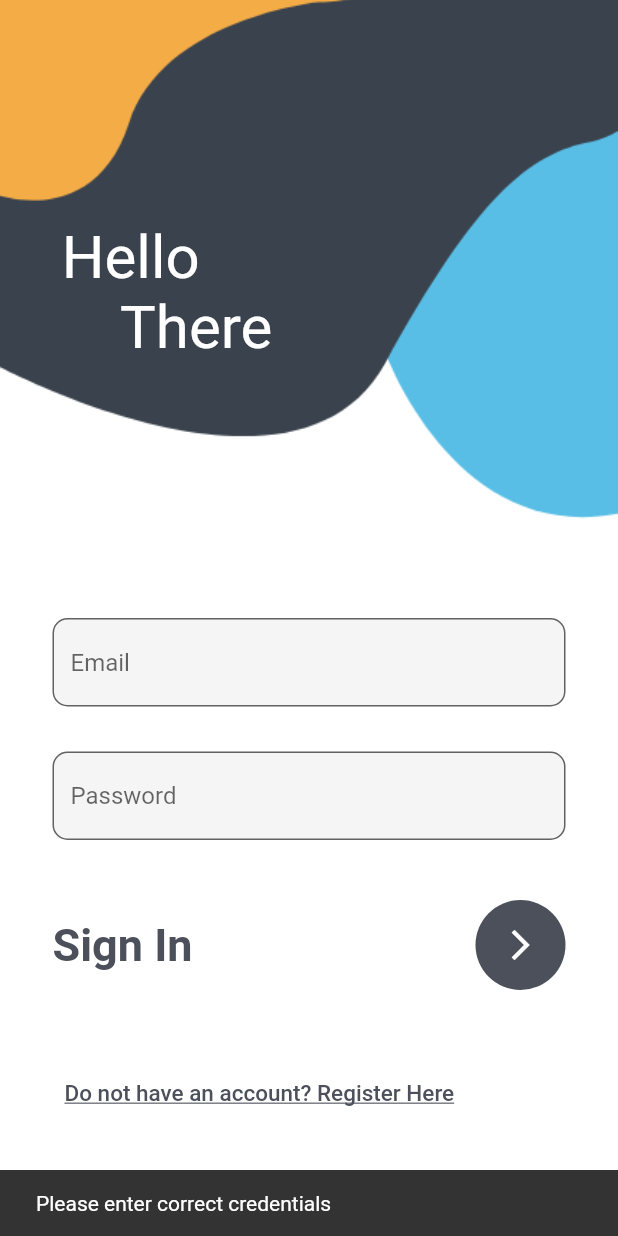
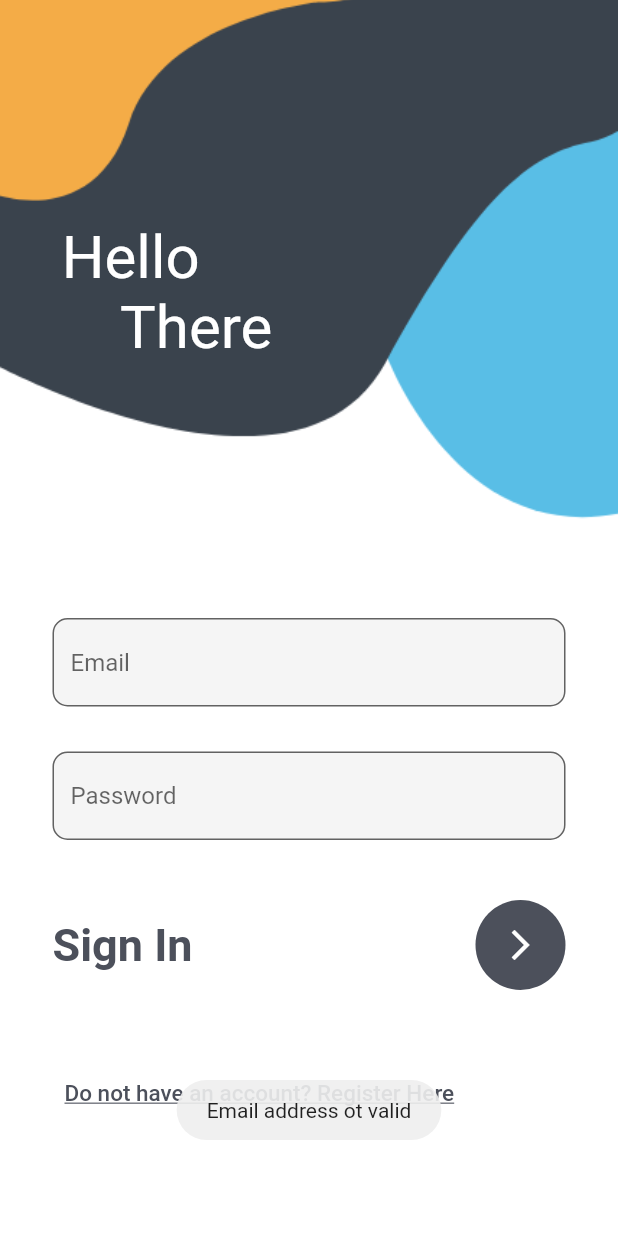
Before and after one commit to atharva009/ether-rider, a Flutter app: the screen it shows after launch, after a tap on the "arrow forward ios" icon, on a phone screen of 412 x 824 dp. Run offline on Flutter 3.47's test engine with Material 2 defaults, Android fonts, the phone set to English and light mode, and no system bars; our stand-ins replace firebase_auth, firebase_core, firebase_database, fluttertoast, geolocator, google_maps_flutter; accounts and stored records are empty.

Commit message:
db update1

```diff
--- a/lib/Screens/Login.dart
+++ b/lib/Screens/Login.dart
@@ -1,6 +1,11 @@
+import 'package:ether_rider/Screens/Register.dart';
 import 'package:ether_rider/Widgets/ProgressDialog.dart';
+import 'package:ether_rider/main.dart';
+import 'package:firebase_auth/firebase_auth.dart';
+import 'package:firebase_database/firebase_database.dart';
 import 'package:flutter/material.dart';
 import 'package:ether_rider/Services/AuthenticationService.dart';
+import 'package:fluttertoast/fluttertoast.dart';
 
 class Login extends StatefulWidget {
   const Login({Key? key}) : super(key: key);
@@ -88,8 +93,15 @@ class _LoginState extends State<Login> {
                                 child: IconButton(
                                     color: Colors.white,
                                     onPressed: () {
-                                      if (_key.currentState!.validate()) {
-                                        signInUser();
+
+                                      if(!_emailController.text.contains("@")){
+                                        displayToastMessage("Email address ot valid", context);
+                                      }
+                                      else if(_passwordController.text.isEmpty){
+                                        displayToastMessage("Password is mandatory", context);
+                                      }
+                                      else{
+                                      loginAndAuthenticateUser(context);
                                       }
                                     },
                                     icon: Icon(Icons.arrow_forward_ios)),
@@ -128,32 +140,76 @@ class _LoginState extends State<Login> {
     );
   }
 
-  void signInUser() async {
-    showDialog(
-        context: context,
-        barrierDismissible: false,
-        builder: (BuildContext context) {
-          return ProgressDialog(message: "Authenticating, Please wait...");
+  final FirebaseAuth _firebaseAuth = FirebaseAuth.instance;
+  void loginAndAuthenticateUser(BuildContext context) async{
+
+    final User? firebaseUser = (await _firebaseAuth.signInWithEmailAndPassword(
+      email: _emailController.text,
+    password: _passwordController.text
+    ).catchError((errMsg){
+      displayToastMessage("Error. "+ errMsg.toString(), context);
+    })).user;
+
+    if(firebaseUser != null)    //user created
+      {
+        //save user info to database
+
+
+        usersRef.child(firebaseUser.uid).once().then((DataSnapshot snap){
+          if(snap.value != null){
+            Navigator.pushNamed(context, 'userRole');
+            displayToastMessage("Logged In", context);
+          }
+          else{
+            _firebaseAuth.signOut();
+            displayToastMessage("Account Doesn't Exist.", context);
+          }
         });
 
-    dynamic authResult =
-        await _auth.loginUser(_emailController.text, _passwordController.text);
 
-    if (authResult == null) {
-      Navigator.pop(context);
-      //print('Sign in error');
-      ScaffoldMessenger.of(context).showSnackBar(SnackBar(
-        content: Text("Please enter correct credentials"),
-      ));
-    } else {
-      _emailController.clear();
-      _passwordController.clear();
 
-      ScaffoldMessenger.of(context).showSnackBar(SnackBar(
-        content: Text("Login Successful"),
-      ));
 
-      Navigator.pushNamed(context, 'userRole');
-    }
+      }
+      else
+      {
+        Navigator.pop(context);
+
+        // error occurred display error
+        displayToastMessage("Error Occured", context);
+      }
+
   }
+  displayToastMessage(String message, BuildContext context){
+
+      Fluttertoast.showToast(msg: message);
+
+  }
+  // void signInUser() async {
+  //   showDialog(
+  //       context: context,
+  //       barrierDismissible: false,
+  //       builder: (BuildContext context) {
+  //         return ProgressDialog(message: "Authenticating, Please wait...");
+  //       });
+
+  //   dynamic authResult =
+  //       await _auth.loginUser(_emailController.text, _passwordController.text);
+
+  //   if (authResult == null) {
+  //     Navigator.pop(context);
+  //     //print('Sign in error');
+  //     ScaffoldMessenger.of(context).showSnackBar(SnackBar(
+  //       content: Text("Please enter correct credentials"),
+  //     ));
+  //   } else {
+  //     _emailController.clear();
+  //     _passwordController.clear();
+
+  //     ScaffoldMessenger.of(context).showSnackBar(SnackBar(
+  //       content: Text("Login Successful"),
+  //     ));
+
+  //     Navigator.pushNamed(context, 'userRole');
+  //   }
+  // }
 }
--- a/lib/Screens/UserRole.dart
+++ b/lib/Screens/UserRole.dart
@@ -144,14 +144,14 @@ class UserRole extends StatelessWidget {
                       child: Column(
                         children: [
                           SizedBox(
-                            height: 40,
+                            height: 10,
                           ),
                           ElevatedButton(
                             child: Text(
                               'Book a Ride',
                               style: TextStyle(
                                 color: Colors.white,
-                                fontSize: 34,
+                                fontSize: 10,
                                 fontFamily: 'Nisebuschgardens',
                               ),
                             ),
--- a/lib/configMaps.dart
+++ b/lib/configMaps.dart
@@ -1,2 +1,8 @@
+import 'package:firebase_auth/firebase_auth.dart';
+
 String mapKey = "AIzaSyBLqLekFV4YNOtRmMURHpzYasygIww5EgY";
 String geoKey = "2d0edb0734f2cdfe207995d19c459b82";
+
+User? firebaseUser ;
+User? userCurrentinfo;
+User? currentfirebaseUser;
--- a/lib/main.dart
+++ b/lib/main.dart
@@ -1,5 +1,6 @@
 import 'package:ether_rider/Screens/CarInfoScreen.dart';
 import 'package:ether_rider/Screens/SearchScreen.dart';
+import 'package:firebase_database/firebase_database.dart';
 import 'package:flutter/material.dart';
 import 'package:firebase_core/firebase_core.dart';
 import 'package:ether_rider/Screens/Register.dart';
@@ -7,8 +8,15 @@ import 'package:ether_rider/Screens/UserRole.dart';
 import 'package:ether_rider/Screens/Login.dart';
 import 'package:ether_rider/Screens/Map.dart';
 
+
+//firebase trial
+  DatabaseReference usersRef = FirebaseDatabase.instance.reference().child("users");
+  //
 Future<void> main() async {
   WidgetsFlutterBinding.ensureInitialized();
+
+
+
   await Firebase.initializeApp();
   runApp(MaterialApp(
     initialRoute: 'login',
@@ -19,6 +27,8 @@ Future<void> main() async {
       'map': (context) => Map(),
       'searchScreen': (context) => SearchScreen(),
       'carInfo': (context) => CarInfoScreen(),
+      CarInfoScreen.idScreen: (context) => CarInfoScreen(),
+
     },
     debugShowCheckedModeBanner: false,
   ));
```
Also changed, not shown: lib/Screens/CarInfoScreen.dart (+16 -2 lines), lib/Screens/Register.dart (+81 -31 lines), pubspec.lock.
